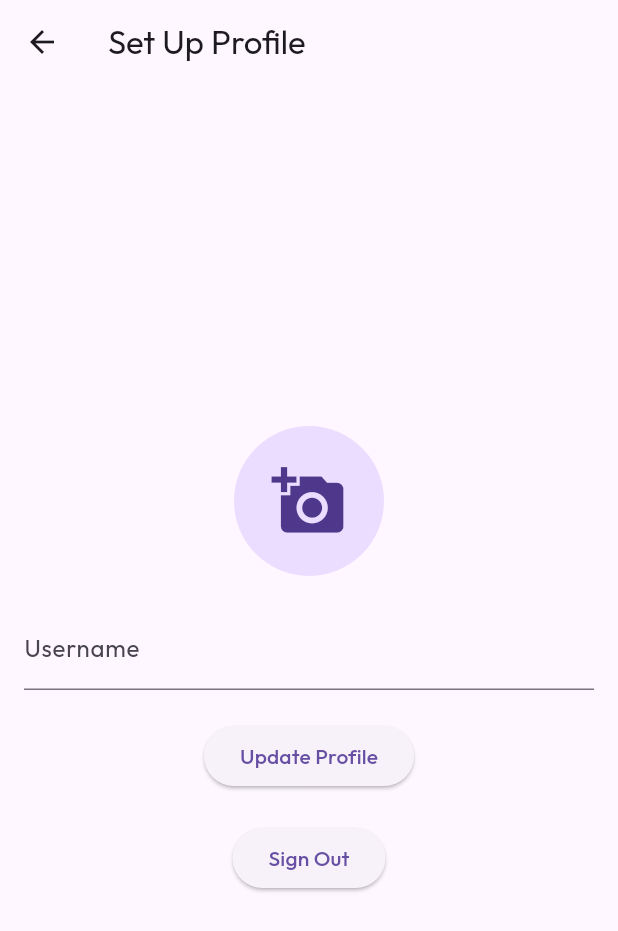
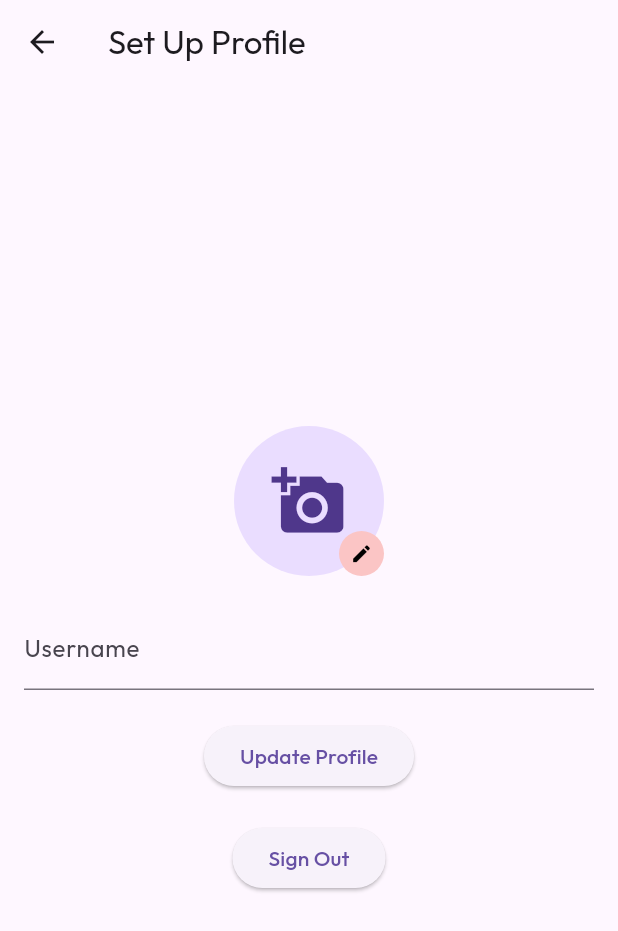
Before and after one commit to Taner-Y-Banth/gather, a Flutter app: the ProfilePage screen opened directly, after a tap on the "add a photo" icon, on a phone screen of 412 x 824 dp. Shown: the top 931 px of the screen. Run offline on Flutter 3.47's test engine with Material 3 defaults, Android fonts, the phone set to English and light mode, and no system bars; our stand-ins replace cloud_firestore, firebase_auth, firebase_core, firebase_storage, image_picker; missing offline and left inert: firebase_ui_auth; accounts and stored records are empty.

Commit message:
working profile

```diff
--- a/gather_app/lib/pages/profile/profile.dart
+++ b/gather_app/lib/pages/profile/profile.dart
@@ -2,8 +2,8 @@ import 'package:flutter/material.dart';
 import 'package:image_picker/image_picker.dart';
 import 'package:firebase_auth/firebase_auth.dart';
 import 'package:firebase_storage/firebase_storage.dart';
-import 'package:cloud_firestore/cloud_firestore.dart';
 import 'dart:io';
+import 'package:gather_app/pages/login/auth_gate.dart';
 
 class ProfilePage extends StatefulWidget {
   const ProfilePage({super.key});
@@ -14,74 +14,73 @@ class ProfilePage extends StatefulWidget {
 
 class _ProfilePageState extends State<ProfilePage> {
   final TextEditingController usernameController = TextEditingController();
-  File? _image;
-  final ImagePicker _picker = ImagePicker();
-  final FirebaseAuth _auth = FirebaseAuth.instance;
-  final FirebaseStorage _storage = FirebaseStorage.instance;
-  final FirebaseFirestore _firestore = FirebaseFirestore.instance;
+  File? image;
+  String? imageUrl;
+  final ImagePicker picker = ImagePicker();
+  final FirebaseAuth auth = FirebaseAuth.instance;
+  final FirebaseStorage storage = FirebaseStorage.instance;
 
-  Future<void> _pickImage() async {
-    final pickedFile = await _picker.pickImage(source: ImageSource.gallery);
-    if (pickedFile != null) {
+  @override
+  void initState() {
+    super.initState();
+    getUsernameAndPhoto();
+  }
+
+  Future<void> getUsernameAndPhoto() async {
+    User? user = auth.currentUser;
+    if (user != null) {
       setState(() {
-        _image = File(pickedFile.path);
+        usernameController.text = user.displayName ?? 'Username';
+        imageUrl = user.photoURL;
       });
     }
   }
 
-  Future<void> _updateProfile() async {
+  Future<void> pickImage() async {
+    final pickedFile = await picker.pickImage(source: ImageSource.gallery);
+    if (pickedFile != null) {
+      setState(() {
+        image = File(pickedFile.path);
+      });
+    }
+  }
+
+  Future<void> updateProfile() async {
     try {
-      User? user = _auth.currentUser;
+      User? user = auth.currentUser;
       if (user != null) {
-        String? imageUrl;
-        if (_image != null) {
+        if (image != null) {
           // Upload the image to Firebase Storage
           final storageRef =
-              _storage.ref().child('profile_pictures/${user.uid}');
-          await storageRef.putFile(_image!);
+              storage.ref().child('profile_pictures/${user.uid}');
+          await storageRef.putFile(image!);
           imageUrl = await storageRef.getDownloadURL();
         }
-
-        // Check if the user document exists
-        final userDoc = _firestore.collection('users').doc(user.uid);
-        final docSnapshot = await userDoc.get();
-
-        if (!docSnapshot.exists) {
-          // Create the user document if it doesn't exist
-          await userDoc.set({
-            'email': user.email,
-            'username': usernameController.text,
-            'profilePicture': imageUrl,
-          });
-        } else {
-          // Update the user's profile in Firestore
-          await userDoc.update({
-            'username': usernameController.text,
-            'profilePicture': imageUrl,
-          });
+        // Update the user's display name and photo URL in FirebaseAuth
+        await user.updateDisplayName(usernameController.text);
+        if (imageUrl != null) {
+          await user.updatePhotoURL(imageUrl!);
         }
 
-        // Optionally, update the user's display name and photo URL in FirebaseAuth
-        await user.updateDisplayName(usernameController.text);
-        if (imageUrl != null) {
-          await user.updatePhotoURL(imageUrl);
-        }
-
+        if (!mounted) return;
         ScaffoldMessenger.of(context).showSnackBar(
           const SnackBar(content: Text('Profile updated successfully')),
         );
       }
     } catch (e) {
+      if (!mounted) return;
       ScaffoldMessenger.of(context).showSnackBar(
         SnackBar(content: Text('Error: $e')),
       );
     }
   }
 
-  Future<void> _signOut() async {
-    await _auth.signOut();
-    Navigator.of(context)
-        .pushReplacementNamed('/login'); // Adjust the route as needed
+  Future<void> signOut() async {
+    await auth.signOut();
+    if (!mounted) return;
+    Navigator.of(context).pushReplacement(
+      MaterialPageRoute(builder: (context) => const AuthGate()),
+    );
   }
 
   @override
@@ -95,15 +94,34 @@ class _ProfilePageState extends State<ProfilePage> {
         child: Column(
           mainAxisAlignment: MainAxisAlignment.center,
           children: [
+            Stack(
+              children: [
                 GestureDetector(
-              onTap: _pickImage,
+                  onTap: pickImage,
                   child: CircleAvatar(
                     radius: 50,
-                backgroundImage: _image != null ? FileImage(_image!) : null,
-                child: _image == null
+                    backgroundImage: image != null
+                        ? FileImage(image!)
+                        : (imageUrl != null ? NetworkImage(imageUrl!) : null),
+                    child: image == null && imageUrl == null
                         ? const Icon(Icons.add_a_photo, size: 50)
                         : null,
                   ),
+                ),
+                Positioned(
+                  bottom: 0,
+                  right: 0,
+                  child: GestureDetector(
+                    onTap: pickImage,
+                    child: const CircleAvatar(
+                      radius: 15,
+                      backgroundColor: Color.fromARGB(255, 251, 197, 197),
+                      child: Icon(Icons.edit,
+                          size: 15, color: Color.fromARGB(255, 0, 0, 0)),
+                    ),
+                  ),
+                ),
+              ],
             ),
             const SizedBox(height: 20),
             TextField(
@@ -112,12 +130,12 @@ class _ProfilePageState extends State<ProfilePage> {
             ),
             const SizedBox(height: 20),
             ElevatedButton(
-              onPressed: _updateProfile,
+              onPressed: updateProfile,
               child: const Text('Update Profile'),
             ),
             const SizedBox(height: 20),
             ElevatedButton(
-              onPressed: _signOut,
+              onPressed: signOut,
               child: const Text('Sign Out'),
             ),
           ],
```
Lines whose indentation alone changed are shown as unchanged.
